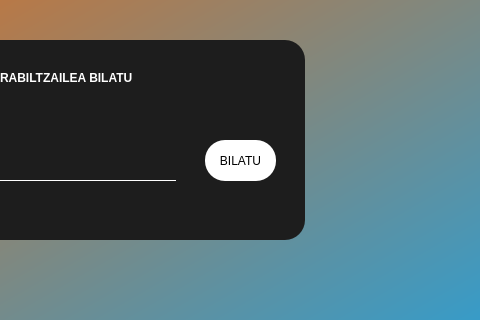
First picture: the form in View/simplemainleihoa.ui, repository XabiDermit/TFG, before the edit; both pictures show x 495 to 975 and y 210 to 530 of the 1200 by 700 pixel window.
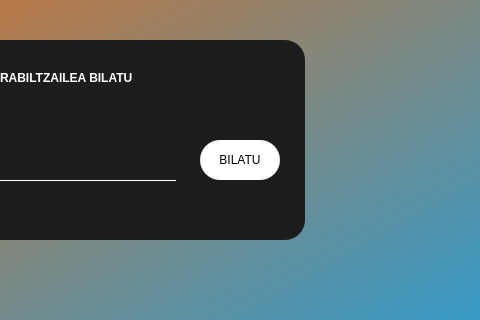
Second picture: the form after the edit.

```diff
--- a/View/simplemainleihoa.ui
+++ b/View/simplemainleihoa.ui
@@ -65,10 +65,10 @@
     <widget class="QPushButton" name="bilatubtn">
      <property name="geometry">
       <rect>
-       <x>300</x>
+       <x>295</x>
        <y>100</y>
-       <width>71</width>
-       <height>41</height>
+       <width>80</width>
+       <height>40</height>
       </rect>
      </property>
      <property name="styleSheet">
```
